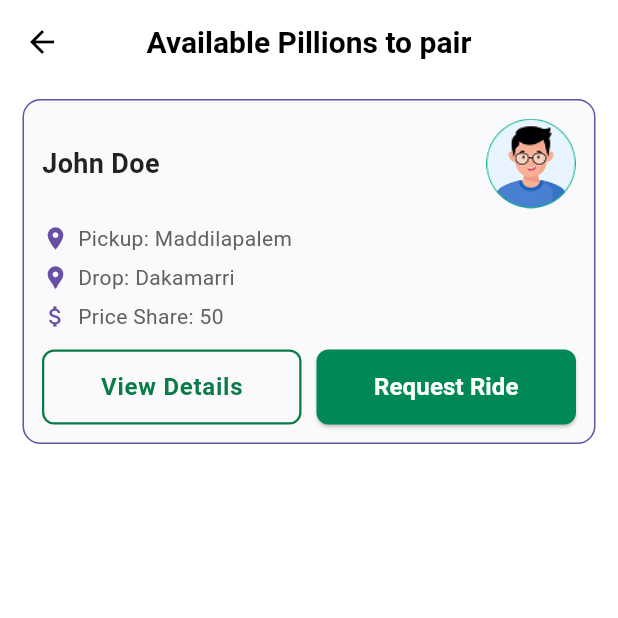
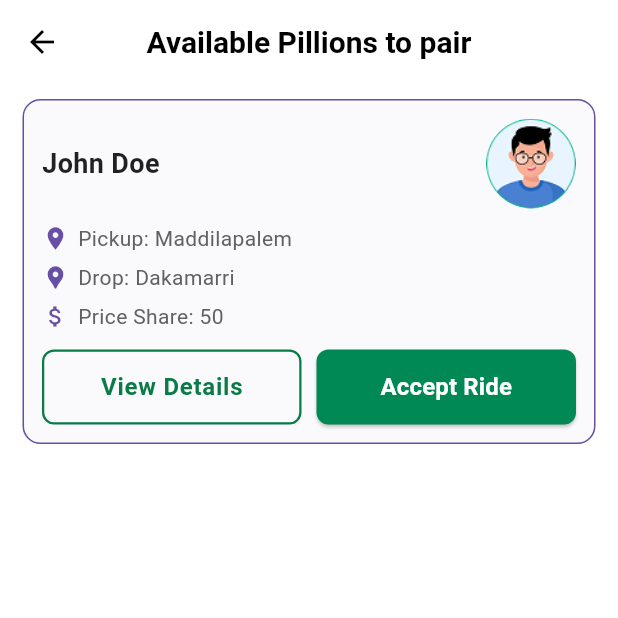
Before and after one commit to SreeCharan153/PillionPal, a Flutter app: the PillionListPage screen opened directly, on a phone screen of 412 x 824 dp, the top half of it. Run offline on Flutter 3.47's test engine with Material 3 defaults, Android fonts, the phone set to English and light mode, and no system bars; our stand-ins replace firebase_auth, firebase_core, flutter_map, font_awesome_flutter, geolocator, get and 6 more; missing offline and left inert: hexagon; accounts and stored records are empty.

Commit message:
Update button text in PillionCard to reflect action change from "Request Ride" to "Accept Ride"

```diff
--- a/lib/widgets/pillion_card.dart
+++ b/lib/widgets/pillion_card.dart
@@ -131,7 +131,7 @@ class PillionCard extends StatelessWidget {
               ),
               const SizedBox(width: 10),
               Expanded(
-                child: PrimaryButton(text: "Request Ride", onPressed: onRequestRide),
+                child: PrimaryButton(text: "Accept Ride", onPressed: onRequestRide),
               ),
             ],
           ),
```
